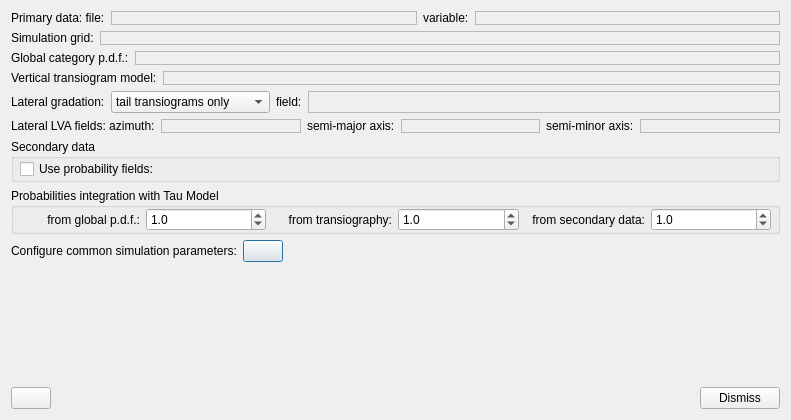
Old version of the form dialogs/mcrfsimdialog.ui in the repository PauloCarvalhoRJ/gammaray.
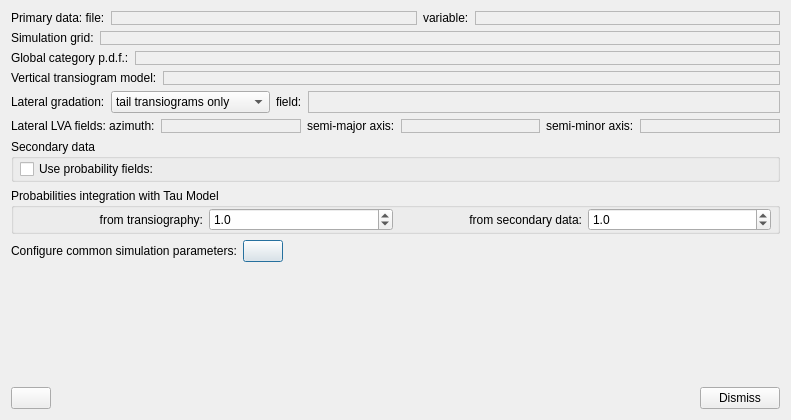
New version of the form. Icons and pictures are not drawn.

Commit message: MarkovSim: removed unnecessary simulation config field.

```diff
--- a/dialogs/mcrfsimdialog.ui
+++ b/dialogs/mcrfsimdialog.ui
@@ -490,29 +490,6 @@
       <property name="bottomMargin">
        <number>0</number>
       </property>
-      <item>
-       <widget class="QLabel" name="label_11">
-        <property name="text">
-         <string>from global p.d.f.:</string>
-        </property>
-        <property name="alignment">
-         <set>Qt::AlignRight|Qt::AlignTrailing|Qt::AlignVCenter</set>
-        </property>
-       </widget>
-      </item>
-      <item>
-       <widget class="QDoubleSpinBox" name="dblSpinTauPDF">
-        <property name="decimals">
-         <number>1</number>
-        </property>
-        <property name="maximum">
-         <double>100.000000000000000</double>
-        </property>
-        <property name="value">
-         <double>1.000000000000000</double>
-        </property>
-       </widget>
-      </item>
       <item>
        <widget class="QLabel" name="label_12">
         <property name="text">
```
The commit also changes 1 other file.
